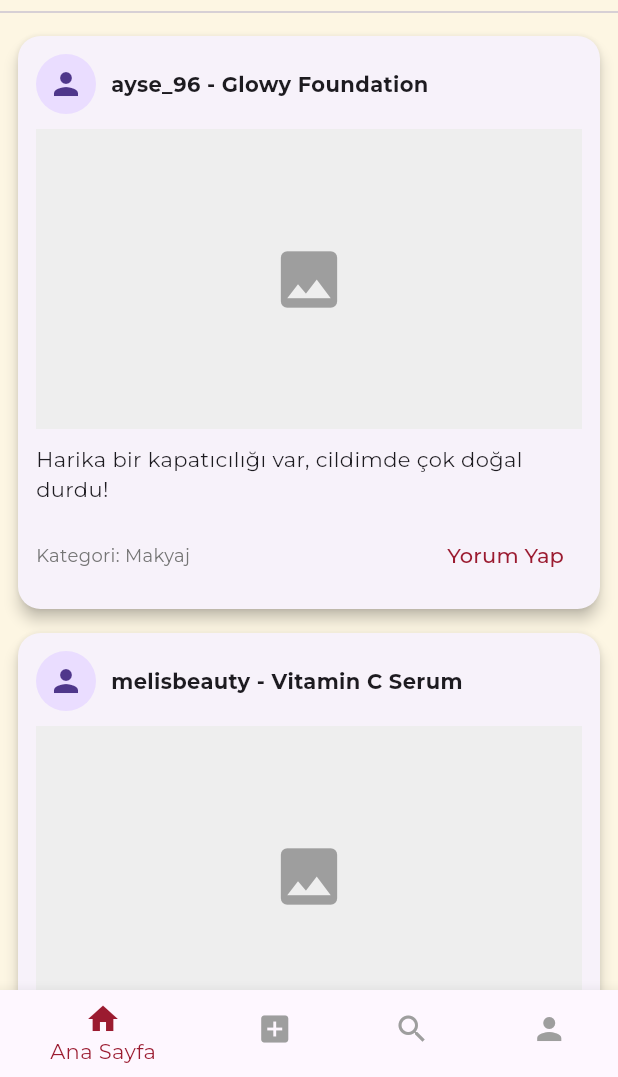
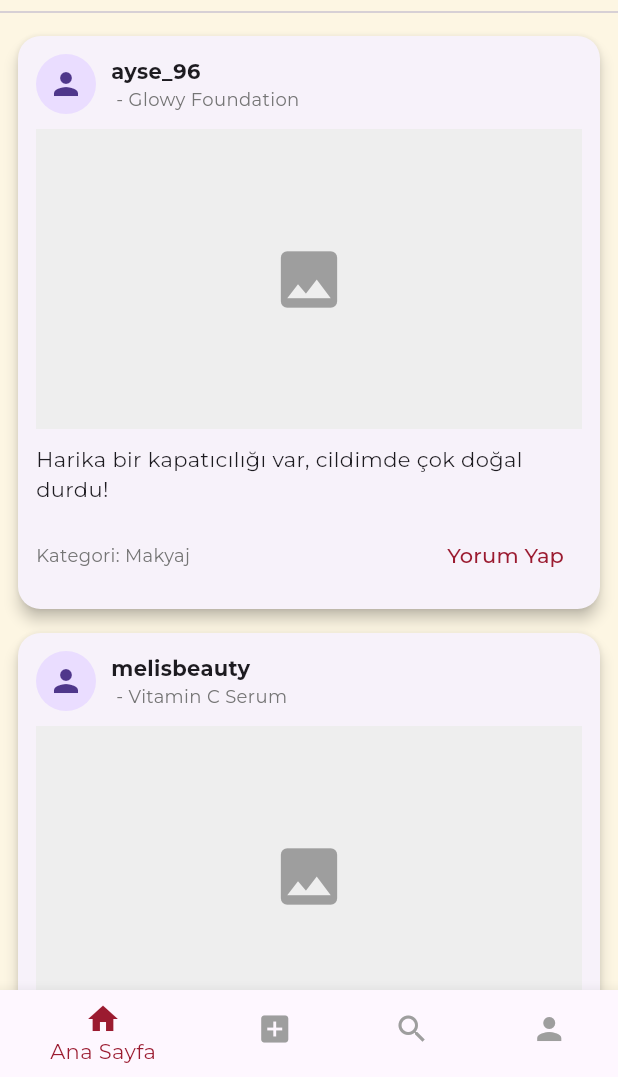
Before and after one commit to pelsingunduz/BeautyCo-API, a Flutter app: the HomeScreen screen opened by its route, on a phone screen of 412 x 824 dp, the part 159-1236 px from its top. Run offline on Flutter 3.47's test engine with Material 3 defaults, Android fonts, the phone set to English and light mode, and no system bars; our stand-ins replace google_fonts, shared_preferences; accounts and stored records are empty.

Commit message:
güncelleme

```diff
--- a/beautyco/lib/screens/home_page.dart
+++ b/beautyco/lib/screens/home_page.dart
@@ -15,6 +15,7 @@ class HomeScreen extends StatefulWidget {
 class _HomeScreenState extends State<HomeScreen> {
   int _selectedIndex = 0;
   String _selectedCategory = 'TÜM';
+  final TextEditingController _commentController = TextEditingController();
 
   final List<Map<String, dynamic>> _posts = [
     {
@@ -23,6 +24,7 @@ class _HomeScreenState extends State<HomeScreen> {
       'content': 'Harika bir kapatıcılığı var, cildimde çok doğal durdu!',
       'category': 'Makyaj',
       'showCommentField': false,
+      'comments': [],
     },
     {
       'username': 'melisbeauty',
@@ -30,6 +32,7 @@ class _HomeScreenState extends State<HomeScreen> {
       'content': 'Cildim çok daha aydınlık oldu, öneririm.',
       'category': 'Cilt Bakımı',
       'showCommentField': false,
+      'comments': [],
     },
   ];
 
@@ -44,25 +47,25 @@ class _HomeScreenState extends State<HomeScreen> {
 
   void _onItemTapped(int index) async {
     if (index == 1) {
-      // CreatePostScreen'den veri bekle
       final result = await Navigator.push(
         context,
         MaterialPageRoute(builder: (context) => const CreatePostScreen()),
       );
 
-      // Check if result has the category field and handle if it's a map
       if (result != null && result is Map) {
         setState(() {
           _posts.insert(0, {
             'username': 'sen', // Kullanıcı adını dinamik yapabilirsin
             'product': result['product'] ?? '',
             'content': result['review'] ?? '',
-            'category': result['category'] ?? 'Makyaj', // Use the selected category
+            'category': result['category'] ?? 'Makyaj',
             'showCommentField': false,
+            'rating': result['rating'] ?? 0,
+            'brand': result['brand'] ?? '',
+            'productPhoto': result['productPhoto'] ?? '',
+            'comments': [],
           });
-          _selectedIndex = 0; // Ana sayfaya geri dön
-
-          // Optional: Auto-select the category tab after posting
+          _selectedIndex = 0;
           _selectedCategory = result['category'] ?? 'Makyaj';
         });
       }
@@ -115,14 +118,51 @@ class _HomeScreenState extends State<HomeScreen> {
                 const CircleAvatar(child: Icon(Icons.person)),
                 const SizedBox(width: 10),
                 Expanded(
-                  child: Text(
-                    '${post['username']} - ${post['product']}',
+                  child: Column(
+                    crossAxisAlignment: CrossAxisAlignment.start,
+                    children: [
+                      Text(
+                        post['username'],
                         style: GoogleFonts.montserrat(fontWeight: FontWeight.bold),
+                      ),
+                      Text(
+                        '${post['brand'] ?? ''} - ${post['product']}',
+                        style: GoogleFonts.montserrat(
+                          fontSize: 12,
+                          color: Colors.grey[600],
                         ),
                       ),
                     ],
                   ),
+                ),
+                if (post['rating'] != null && post['rating'] > 0)
+                  Row(
+                    children: [
+                      Icon(Icons.star, color: primaryRed, size: 16),
+                      Text(
+                        ' ${post['rating']}',
+                        style: GoogleFonts.montserrat(
+                          color: primaryRed,
+                          fontWeight: FontWeight.bold,
+                        ),
+                      ),
+                    ],
+                  ),
+              ],
+            ),
             const SizedBox(height: 10),
+            if (post['productPhoto'] != null && post['productPhoto'].isNotEmpty)
+              Container(
+                height: 200,
+                decoration: BoxDecoration(
+                  borderRadius: BorderRadius.circular(8),
+                  image: DecorationImage(
+                    image: NetworkImage(post['productPhoto']),
+                    fit: BoxFit.cover,
+                  ),
+                ),
+              )
+            else
               Container(
                 height: 200,
                 color: Colors.grey[200],
@@ -145,6 +185,9 @@ class _HomeScreenState extends State<HomeScreen> {
                   onPressed: () {
                     setState(() {
                       _posts[index]['showCommentField'] = !post['showCommentField'];
+                      if (!post['showCommentField']) {
+                        _commentController.clear();
+                      }
                     });
                   },
                   child: Text(
@@ -155,12 +198,74 @@ class _HomeScreenState extends State<HomeScreen> {
               ],
             ),
             if (post['showCommentField'])
+              Column(
+                children: [
                   TextField(
+                    controller: _commentController,
                     decoration: InputDecoration(
                       hintText: 'Yorumunuzu yazın...',
                       border: OutlineInputBorder(borderRadius: BorderRadius.circular(8)),
                       contentPadding: const EdgeInsets.all(8),
+                      suffixIcon: IconButton(
+                        icon: const Icon(Icons.send, color: primaryRed),
+                        onPressed: () {
+                          if (_commentController.text.trim().isNotEmpty) {
+                            setState(() {
+                              // Yeni yorumu ekle
+                              if (!_posts[index].containsKey('comments')) {
+                                _posts[index]['comments'] = [];
+                              }
+                              _posts[index]['comments'].add({
+                                'username': 'sen', // Kullanıcı adını dinamik yapabilirsin
+                                'content': _commentController.text.trim(),
+                                'timestamp': DateTime.now().toString(),
+                              });
+                              _commentController.clear();
+                            });
+                          }
+                        },
                       ),
+                    ),
+                  ),
+                  const SizedBox(height: 8),
+                  if (post['comments'] != null && post['comments'].isNotEmpty)
+                    Column(
+                      children: [
+                        const Divider(),
+                        ...post['comments'].map<Widget>((comment) => Padding(
+                          padding: const EdgeInsets.symmetric(vertical: 4),
+                          child: Row(
+                            crossAxisAlignment: CrossAxisAlignment.start,
+                            children: [
+                              const CircleAvatar(
+                                radius: 12,
+                                child: Icon(Icons.person, size: 16),
+                              ),
+                              const SizedBox(width: 8),
+                              Expanded(
+                                child: Column(
+                                  crossAxisAlignment: CrossAxisAlignment.start,
+                                  children: [
+                                    Text(
+                                      comment['username'],
+                                      style: GoogleFonts.montserrat(
+                                        fontWeight: FontWeight.bold,
+                                        fontSize: 12,
+                                      ),
+                                    ),
+                                    Text(
+                                      comment['content'],
+                                      style: GoogleFonts.montserrat(fontSize: 12),
+                                    ),
+                                  ],
+                                ),
+                              ),
+                            ],
+                          ),
+                        )).toList(),
+                      ],
+                    ),
+                ],
               ),
           ],
         ),
```
Also changed, not shown: beautyco/lib/screens/create_post.dart (+10 -6 lines). Lines whose indentation alone changed are shown as unchanged.
